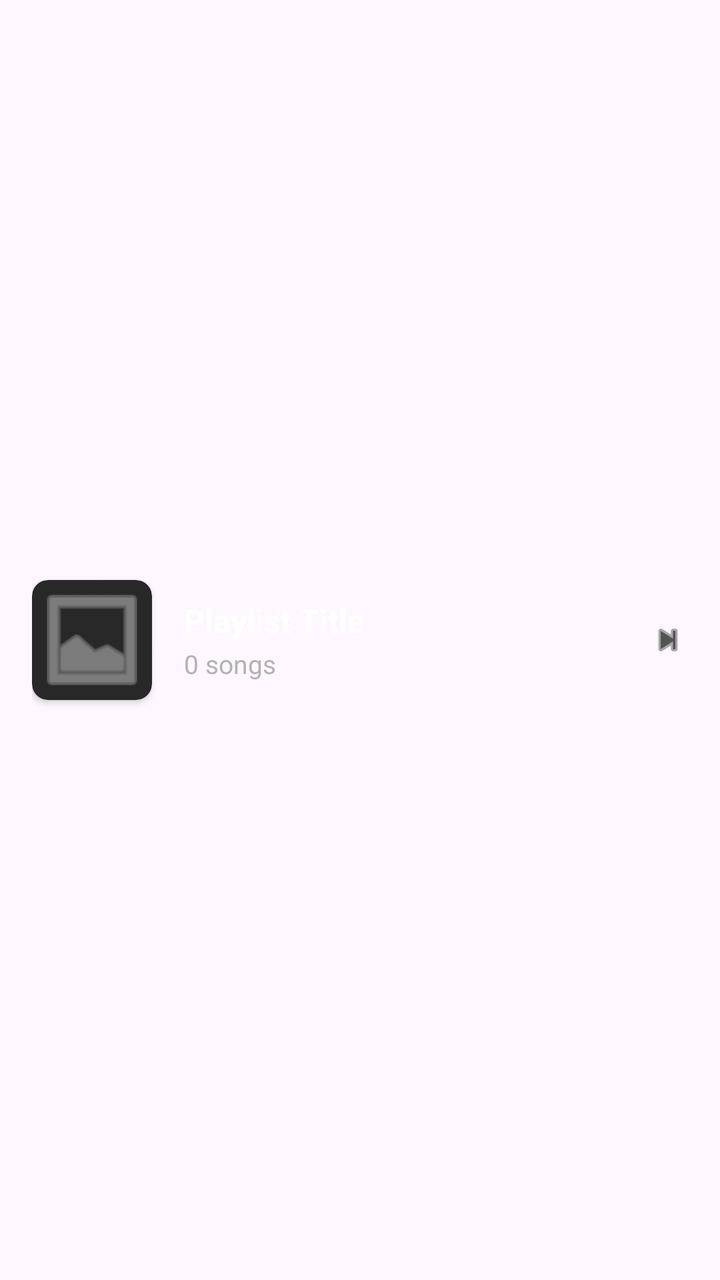
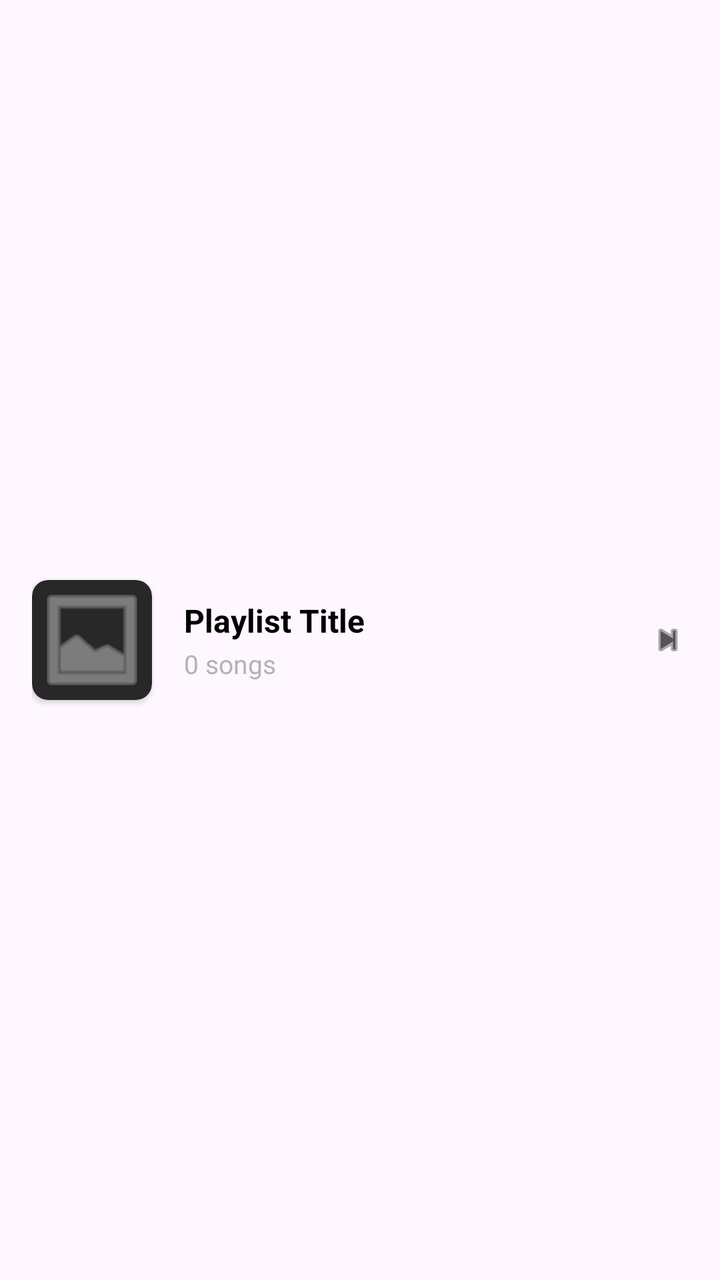

The first picture is an Android layout as it rendered before a commit; the second is the same layout after the commit. The layout source and the unified diff follow.
<!-- AndroidManifest.xml: application theme Theme.DSSMV_ProjectDroid_1230628_1222027 -->
<!-- res/layout/item_playlist.xml -->
<?xml version="1.0" encoding="utf-8"?>
<LinearLayout xmlns:android="http://schemas.android.com/apk/res/android"
              xmlns:app="http://schemas.android.com/apk/res-auto"
              android:layout_width="match_parent"
              android:layout_height="wrap_content"
              android:background="?attr/selectableItemBackground"
              android:clickable="true"
              android:focusable="true"
              android:gravity="center_vertical"
              android:orientation="horizontal"
              android:paddingHorizontal="16dp"
              android:paddingVertical="10dp">

    <androidx.cardview.widget.CardView
            android:layout_width="60dp"
            android:layout_height="60dp"
            app:cardBackgroundColor="#282828"
            app:cardCornerRadius="8dp"
            app:cardElevation="2dp">

        <ImageView
                android:id="@+id/imgPlaylistCover"
                android:layout_width="match_parent"
                android:layout_height="match_parent"
                android:contentDescription="Capa da Playlist"
                android:scaleType="centerCrop"
                android:src="@android:drawable/ic_menu_gallery"
                app:tint="#B3B3B3" />
    </androidx.cardview.widget.CardView>

    <LinearLayout
            android:layout_width="0dp"
            android:layout_height="wrap_content"
            android:layout_marginStart="16dp"
            android:layout_marginEnd="8dp"
            android:layout_weight="1"
            android:orientation="vertical">

        <TextView
                android:id="@+id/txtPlaylistName"
                android:layout_width="wrap_content"
                android:layout_height="wrap_content"
                android:ellipsize="end"
                android:maxLines="1"
                android:text="Playlist Title"
                android:textColor="#FFFFFF"
                android:textSize="16sp"
                android:textStyle="bold" />

        <TextView
                android:id="@+id/txtSongCount"
                android:layout_width="wrap_content"
                android:layout_height="wrap_content"
                android:layout_marginTop="2dp"
                android:ellipsize="end"
                android:maxLines="1"
                android:text="0 songs"
                android:textColor="#B3B3B3"
                android:textSize="13sp" />
    </LinearLayout>

    <ImageView
            android:layout_width="20dp"
            android:layout_height="20dp"
            android:contentDescription="Ver Playlist"
            android:src="@android:drawable/ic_media_next"
            app:tint="#535353" />

</LinearLayout>
<!-- resources referenced by this layout -->
<resources>
  <style name="Theme.DSSMV_ProjectDroid_1230628_1222027" parent="Base.Theme.DSSMV_ProjectDroid_1230628_1222027" />
  <style name="Base.Theme.DSSMV_ProjectDroid_1230628_1222027" parent="Theme.Material3.DayNight.NoActionBar">
          
          
      </style>
</resources>

<!-- the commit's change to res/layout/item_playlist.xml (unified diff, before → after) -->
@@ -43,7 +43,7 @@
                 android:ellipsize="end"
                 android:maxLines="1"
                 android:text="Playlist Title"
-                android:textColor="#FFFFFF"
+                android:textColor="@color/text_color"
                 android:textSize="16sp"
                 android:textStyle="bold" />
 
<!-- resource entries referenced after the edit -->
@@ -1,5 +1,6 @@
 <!-- resources referenced by this layout -->
 <resources>
+  <color name="text_color">#000000</color>
   <style name="Theme.DSSMV_ProjectDroid_1230628_1222027" parent="Base.Theme.DSSMV_ProjectDroid_1230628_1222027" />
   <style name="Base.Theme.DSSMV_ProjectDroid_1230628_1222027" parent="Theme.Material3.DayNight.NoActionBar">
           
